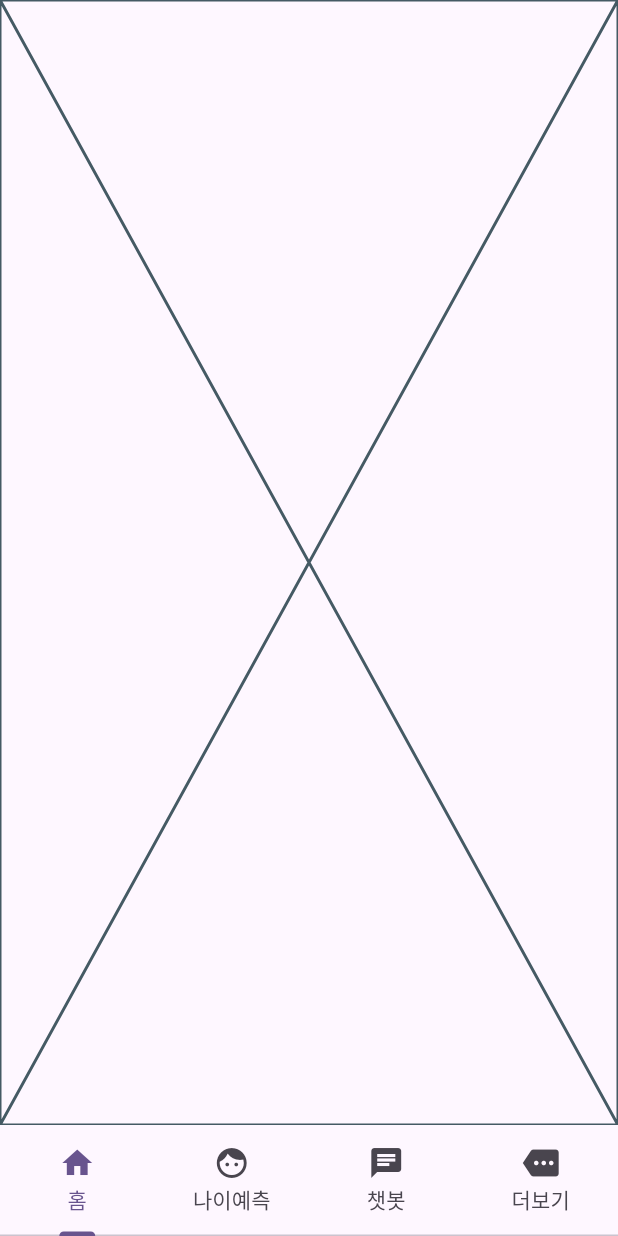
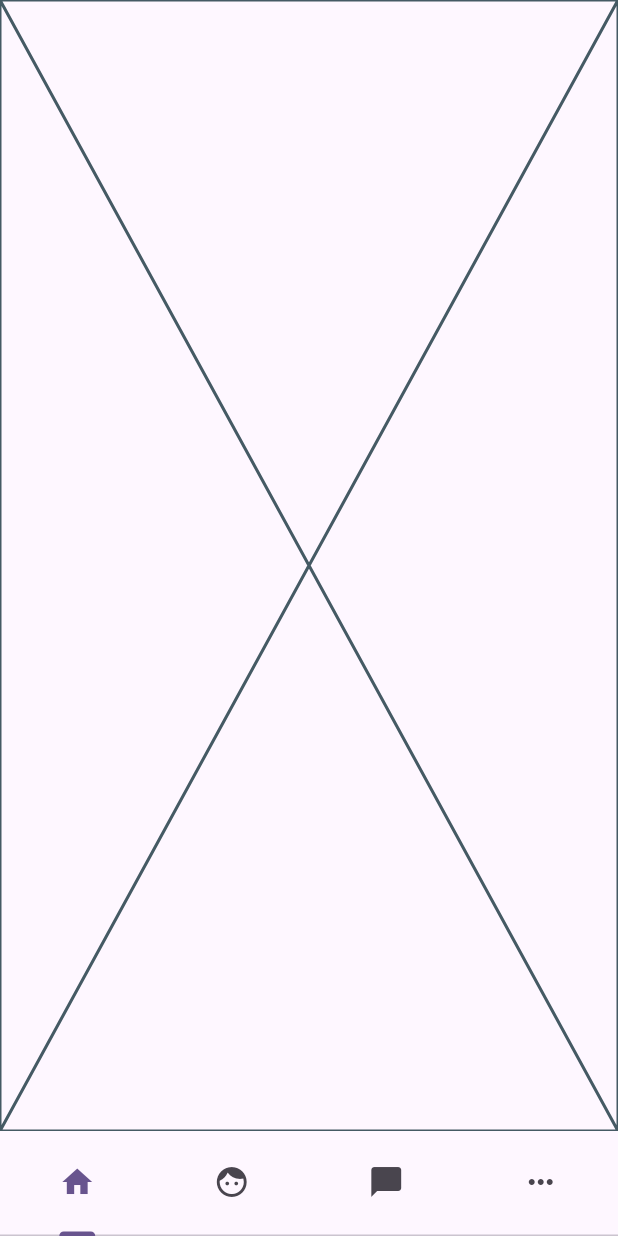
Before and after one commit to kangdeagyu/MAPPY, a Flutter app: the TabBarScreen screen opened directly, on a phone screen of 412 x 824 dp. Run offline on Flutter 3.47's test engine with Material 2 defaults, Android fonts, the phone set to English and light mode, and no system bars; our stand-ins replace firebase_core, get; accounts and stored records are empty.

Commit message:
delete tab bar title

```diff
--- a/lib/view/tabbar_screen.dart
+++ b/lib/view/tabbar_screen.dart
@@ -44,34 +44,33 @@ class _HomeState extends State<TabBarScreen> with SingleTickerProviderStateMixin
           More(),
         ],
       ),
-      bottomNavigationBar: TabBar(
+      bottomNavigationBar: SizedBox(
+        height: 70,
+        child: TabBar(
           controller: _tabController,
           tabs: const [
             Tab(
               icon: Icon(
                 Icons.home,
               ),
-            text: '홈',
             ),
             Tab(
               icon: Icon(
                 Icons.face,
               ),
-            text: '나이예측',
             ),
             Tab(
               icon: Icon(
-              Icons.chat,
+                Icons.chat_bubble,
               ),
-            text: '챗봇',
             ),
             Tab(
               icon: Icon(
-              Icons.more,
+                Icons.more_horiz,
               ),
-            text: '더보기',
             ),
           ],
+        ),
       ),
     );
   }
```
Lines whose indentation alone changed are shown as unchanged.
